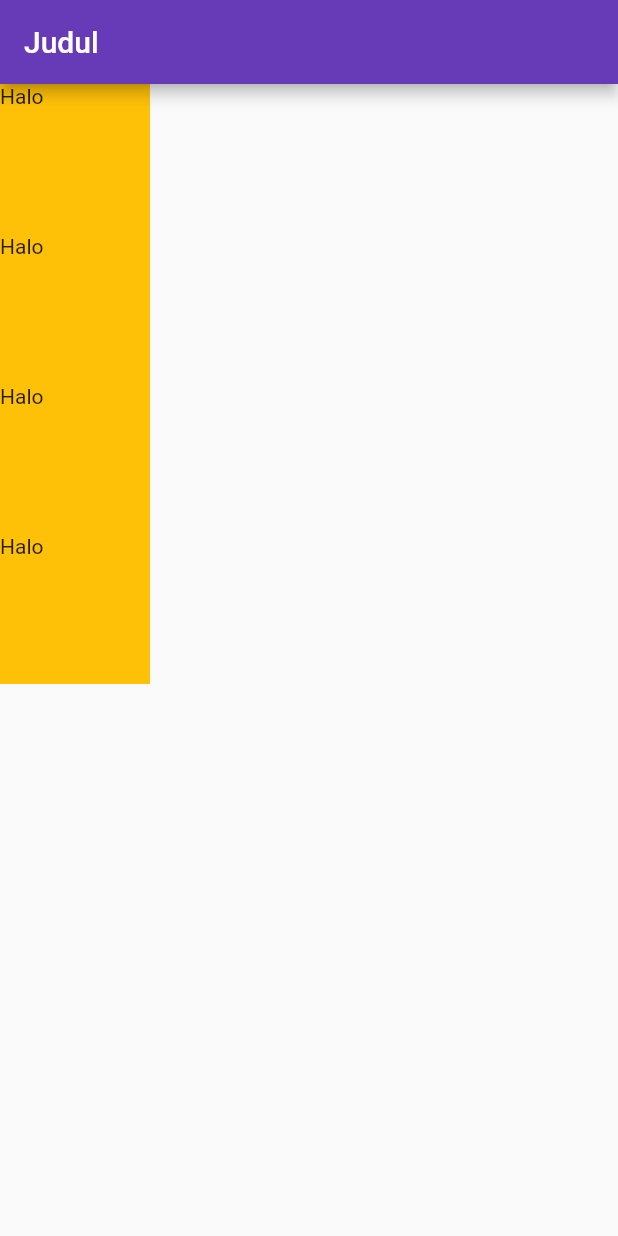
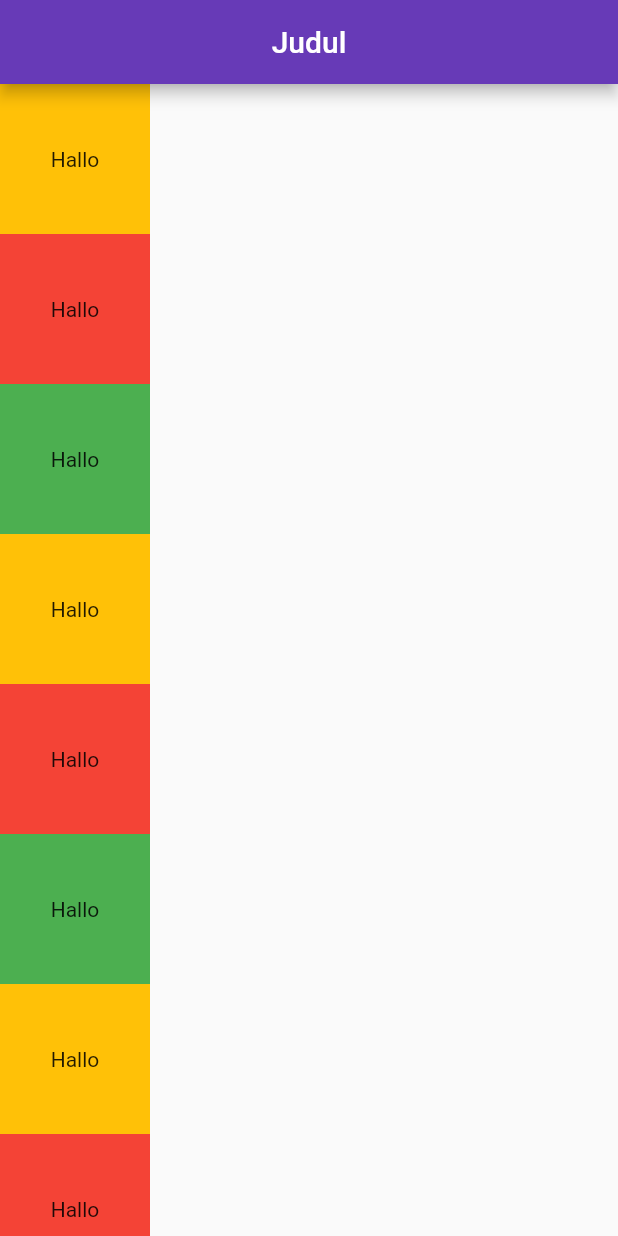
Before and after one commit to moohat/flutterbasic, a Flutter app: the screen it shows after launch, on a phone screen of 412 x 824 dp. Run offline on Flutter 3.47's test engine with Material 2 defaults, Android fonts, the phone set to English and light mode, and no system bars.

Commit message:
invisble widget - SingleChildScrollView

```diff
--- a/lib/main.dart
+++ b/lib/main.dart
@@ -11,35 +11,98 @@ class MyApp extends StatelessWidget {
       home: Scaffold(
         appBar: AppBar(
           title: Text("Judul"),
+          centerTitle: true,
           backgroundColor: Colors.deepPurple,
         ),
-        body: Column(
+        body: SingleChildScrollView(
+          child: Column(
             children: [
               Container(
                   width: 100,
                   height: 100,
                   color: Colors.amber,
-              child: Text("Halo"),
-            ),
+                  child: Center(
+                    child: Text("Hallo"),
+                  )),
+              Container(
+                  width: 100,
+                  height: 100,
+                  color: Colors.red,
+                  child: Center(
+                    child: Text("Hallo"),
+                  )),
+              Container(
+                  width: 100,
+                  height: 100,
+                  color: Colors.green,
+                  child: Center(
+                    child: Text("Hallo"),
+                  )),
               Container(
                   width: 100,
                   height: 100,
                   color: Colors.amber,
-              child: Text("Halo"),
-            ),
+                  child: Center(
+                    child: Text("Hallo"),
+                  )),
+              Container(
+                  width: 100,
+                  height: 100,
+                  color: Colors.red,
+                  child: Center(
+                    child: Text("Hallo"),
+                  )),
+              Container(
+                  width: 100,
+                  height: 100,
+                  color: Colors.green,
+                  child: Center(
+                    child: Text("Hallo"),
+                  )),
               Container(
                   width: 100,
                   height: 100,
                   color: Colors.amber,
-              child: Text("Halo"),
-            ),
+                  child: Center(
+                    child: Text("Hallo"),
+                  )),
+              Container(
+                  width: 100,
+                  height: 100,
+                  color: Colors.red,
+                  child: Center(
+                    child: Text("Hallo"),
+                  )),
+              Container(
+                  width: 100,
+                  height: 100,
+                  color: Colors.green,
+                  child: Center(
+                    child: Text("Hallo"),
+                  )),
               Container(
                   width: 100,
                   height: 100,
                   color: Colors.amber,
-              child: Text("Halo"),
+                  child: Center(
+                    child: Text("Hallo"),
+                  )),
+              Container(
+                  width: 100,
+                  height: 100,
+                  color: Colors.red,
+                  child: Center(
+                    child: Text("Hallo"),
+                  )),
+              Container(
+                  width: 100,
+                  height: 100,
+                  color: Colors.green,
+                  child: Center(
+                    child: Text("Hallo"),
+                  )),
+            ],
           ),
-          ],
         ),
       ),
     );
```
Lines whose indentation alone changed are shown as unchanged.
